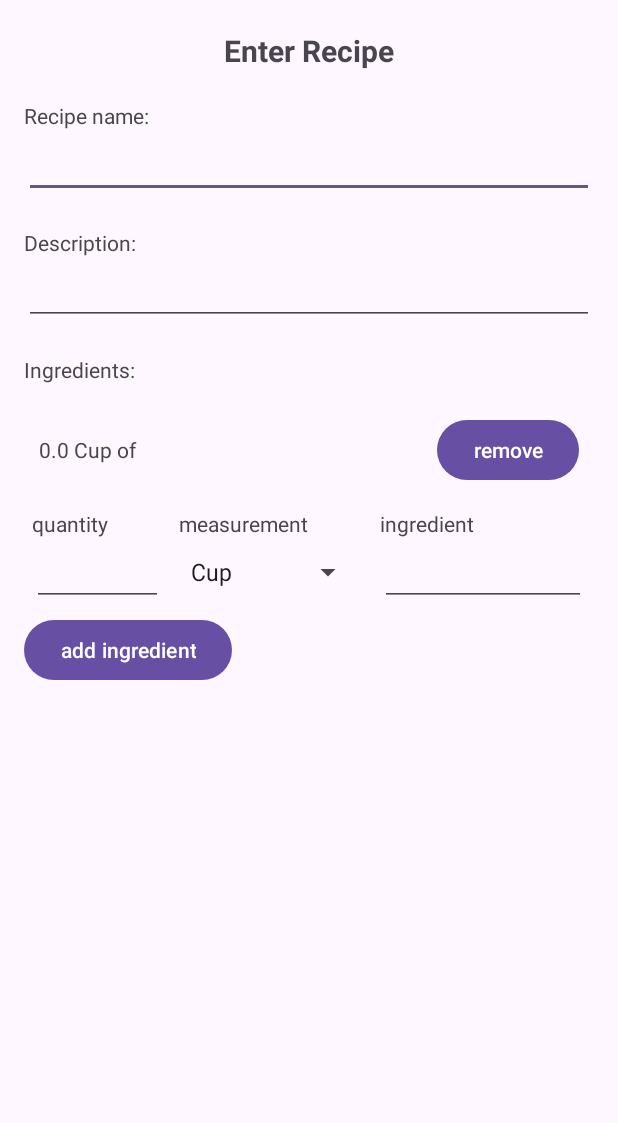
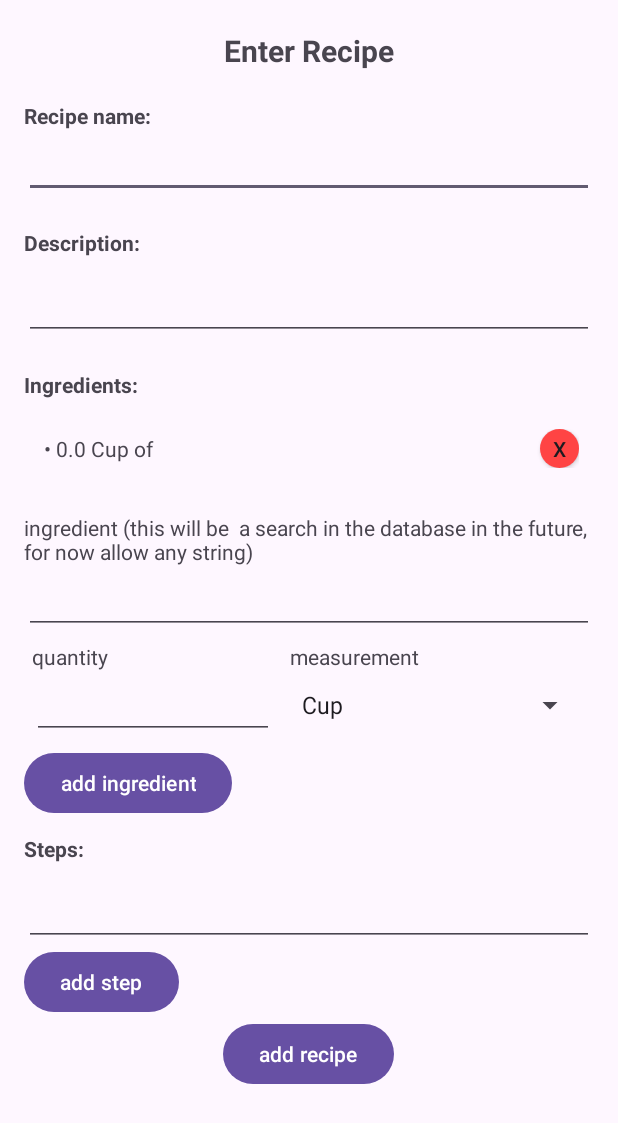
Before and after one commit to AidanMonk/LetsCook, an Android app: the screen it shows after launch (MainActivity), after a tap on "add ingredient", on a phone screen of 412 x 824 dp. Shown: the top 1123 px of the screen. Run offline under Robolectric (Android 15) with nearby library versions, the phone set to English and light mode, and no system bars; our stand-ins replace Firebase (no records; nobody signed in at launch, a user with empty details on screens opened directly); 1 statement that could not run was skipped.

Commit message:
Recipe creation is now functional, you can enter fields for a recipe and have it stored in the database
stuff left to do:
- change the ingredient editText to a searchbar that allows you to select an ingredient from the database

- add spinner for quantity to allow entering preselected fractions(1/2, 1/4, 3/4, etc.)

- Field validation

- tweaks and overall polish

```diff
--- a/app/src/main/java/com/example/letscook/MainActivity.java
+++ b/app/src/main/java/com/example/letscook/MainActivity.java
@@ -18,10 +18,10 @@ import java.util.Map;
 
 public class MainActivity extends AppCompatActivity {
 
-    EditText recipeNameET, recipeDescET, quantityET, ingredientET;
-    Button addIngredientBtn;
+    EditText recipeNameET, recipeDescET, quantityET, ingredientET, enterStepET;
+    Button addIngredientBtn, addStepBtn, addRecipeBtn;
     Spinner measurementSpinner;
-    RecyclerView ingredientsRecyclerView;
+    RecyclerView ingredientsRecyclerView, stepsRecyclerView;
 
     FirebaseDatabase db;
     DatabaseReference ref;
@@ -32,22 +32,25 @@ public class MainActivity extends AppCompatActivity {
         EdgeToEdge.enable(this);
         setContentView(R.layout.activity_main);
 
+        enterStepET = findViewById(R.id.enterStepET);
         recipeNameET = findViewById(R.id.recipeNameET);
         recipeDescET = findViewById(R.id.recipeDescET);
         quantityET = findViewById(R.id.quantityET);
         measurementSpinner = findViewById(R.id.measurementSpinner);
         ingredientET = findViewById(R.id.ingredientET);
         addIngredientBtn = findViewById(R.id.addIngredientBtn);
-        //populate spinner
+        addStepBtn = findViewById(R.id.addStepBtn);
+        ingredientsRecyclerView = findViewById(R.id.recipeIngredientsRV);
+        stepsRecyclerView = findViewById(R.id.recipeStepsRV);
+        addRecipeBtn = findViewById(R.id.addRecipeBtn);
+
+        //populate spinner with measurements
         measurementSpinner.setAdapter(new ArrayAdapter<>(this, android.R.layout.simple_spinner_item, Measurement.getMeasurementStrings()));
 
         List<RecipeIngredient> recipeIngredients = new ArrayList<>();
 
         RecipeIngredientAdapter recipeIngredientAdapter = new RecipeIngredientAdapter(this, recipeIngredients);
-        ingredientsRecyclerView = findViewById(R.id.recipeIngredientsRV);
         ingredientsRecyclerView.setLayoutManager(new LinearLayoutManager(this));
-        ingredientsRecyclerView.setAdapter(recipeIngredientAdapter);
-
         ingredientsRecyclerView.setAdapter(recipeIngredientAdapter);
 
         //add ingredient button
@@ -68,32 +71,45 @@ public class MainActivity extends AppCompatActivity {
             ingredientET.setText("");
         });
 
+        List<String> recipeSteps = new ArrayList<>();
 
+        RecipeStepsAdapter recipeStepsAdapter = new RecipeStepsAdapter(this, recipeSteps);
+        stepsRecyclerView.setLayoutManager(new LinearLayoutManager(this));
+        stepsRecyclerView.setAdapter(recipeStepsAdapter);
 
-        //testing Recipe
+        addStepBtn.setOnClickListener(v -> {
+            recipeSteps.add(enterStepET.getText().toString());
+            recipeStepsAdapter.notifyItemInserted(recipeSteps.size() - 1);
+            enterStepET.setText("");
+        });
 
-//        //initialize ingredients
-//        Map<String,Ingredient> ingredients = initializeIngredients();
-//
-//        //initialize ingredient quantities
-//        List<RecipeIngredient> recipeIngredients = new ArrayList<>();
-//        recipeIngredients.add(new RecipeIngredient(ingredients.get("flour"), 2, Measurement.Cups));
-//        recipeIngredients.add(new RecipeIngredient(ingredients.get("sugar"), 1, Measurement.Tablespoons));
-//        recipeIngredients.add(new RecipeIngredient(ingredients.get("salt"), 1, Measurement.Teaspoons));
-//
-//        //initialize recipe steps
-//        List<String> recipeSteps = new ArrayList<>();
-//        recipeSteps.add("add flour, sugar, and salt to a bowl");
-//        recipeSteps.add("mix");
-//        recipeSteps.add("enjoy");
-//
-//        //completed single recipe ex:
-//        Recipe recipe = new Recipe("bag o powder", "fred frickerton", "you're going to need a glass of water after this one", recipeIngredients, recipeSteps);
-//
-//        //add recipe to DB:
-//        db = FirebaseDatabase.getInstance();
-//        ref = db.getReference();
-//        ref.child("recipes").child(recipe.getName()).setValue(recipe);
+        addRecipeBtn.setOnClickListener(v -> {
+            //using dummy user for now
+            Recipe newrecipe = new Recipe(recipeNameET.getText().toString(), "dummy user", recipeDescET.getText().toString(), recipeIngredients, recipeSteps);
+
+            //add recipe to DB:
+            db = FirebaseDatabase.getInstance();
+            ref = db.getReference();
+            ref.child("recipes").child(newrecipe.getName()).setValue(newrecipe);
+
+            Toast.makeText(this, "Recipe added!", Toast.LENGTH_SHORT).show();
+
+            //clear fields:
+            ClearRecipeFields();
+            recipeSteps.clear();
+            recipeIngredients.clear();
+            recipeStepsAdapter.notifyDataSetChanged();
+            recipeIngredientAdapter.notifyDataSetChanged();
+        });
+    }
+
+    private void ClearRecipeFields() {
+        recipeNameET.setText("");
+        recipeDescET.setText("");
+        quantityET.setText("");
+        ingredientET.setText("");
+        enterStepET.setText("");
+        measurementSpinner.setSelection(0);
     }
 
     //temp class for testing, will want to initialize ingredients from a table in the database
--- a/app/src/main/java/com/example/letscook/RecipeIngredientAdapter.java
+++ b/app/src/main/java/com/example/letscook/RecipeIngredientAdapter.java
@@ -31,7 +31,7 @@ public class RecipeIngredientAdapter extends RecyclerView.Adapter<RecipeIngredie
 
     @Override
     public void onBindViewHolder(@NonNull RecipeIngredientViewHolder holder, int position) {
-        holder.recipeIngredientTV.setText(recipeIngredients.get(position).toString());
+        holder.recipeIngredientTV.setText(" • " + recipeIngredients.get(position).toString());
     }
 
     @Override
--- /dev/null
+++ b/app/src/main/java/com/example/letscook/RecipeStepsAdapter.java
@@ -0,0 +1,51 @@
+package com.example.letscook;
+
+import android.content.Context;
+import android.view.LayoutInflater;
+import android.view.View;
+import android.view.ViewGroup;
+import android.widget.TextView;
+
+import androidx.annotation.NonNull;
+import androidx.recyclerview.widget.RecyclerView;
+
+import java.util.List;
+
+public class RecipeStepsAdapter extends RecyclerView.Adapter<RecipeStepsAdapter.IngredientStepsViewHolder> {
+    Context context;
+    List<String> steps;
+
+    public RecipeStepsAdapter(Context context, List<String> steps) {
+        this.context = context;
+        this.steps = steps;
+    }
+
+    @NonNull
+    @Override
+    public RecipeStepsAdapter.IngredientStepsViewHolder onCreateViewHolder(@NonNull ViewGroup parent, int viewType) {
+        View view = LayoutInflater.from(parent.getContext()).inflate(R.layout.recipe_step_input, parent, false);
+        return new IngredientStepsViewHolder(view);
+    }
+
+    @Override
+    public void onBindViewHolder(@NonNull RecipeStepsAdapter.IngredientStepsViewHolder holder, int position) {
+        holder.stepNumberTV.setText(String.valueOf(position + 1) + ": ");
+        holder.recipeStepTV.setText(steps.get(position));
+    }
+
+    @Override
+    public int getItemCount() {
+        return steps.size();
+    }
+
+    public class IngredientStepsViewHolder extends RecyclerView.ViewHolder {
+        TextView recipeStepTV, stepNumberTV;
+
+        public IngredientStepsViewHolder(@NonNull View itemView) {
+            super(itemView);
+
+            recipeStepTV = itemView.findViewById(R.id.recipeStepTV);
+            stepNumberTV = itemView.findViewById(R.id.stepNumberTV);
+        }
+    }
+}
--- /dev/null
+++ b/app/src/main/res/drawable/red_circle_button_background.xml
@@ -0,0 +1,5 @@
+<!-- res/drawable/close_button_background.xml -->
+<shape xmlns:android="http://schemas.android.com/apk/res/android">
+    <solid android:color="@color/red" /> <!-- Change color as desired -->
+    <corners android:radius="13dp" /> <!-- Half of width/height for a circular shape -->
+</shape>
--- a/app/src/main/res/layout/activity_main.xml
+++ b/app/src/main/res/layout/activity_main.xml
@@ -1,24 +1,30 @@
 <?xml version="1.0" encoding="utf-8"?>
-<LinearLayout xmlns:android="http://schemas.android.com/apk/res/android"
+<ScrollView xmlns:android="http://schemas.android.com/apk/res/android"
+    android:layout_width="match_parent"
+    android:layout_height="match_parent">
+
+    <LinearLayout
         android:layout_width="match_parent"
         android:layout_height="match_parent"
+        android:orientation="vertical"
         android:paddingLeft="16dp"
-    android:paddingRight="16dp"
-    android:orientation="vertical" >
+        android:paddingRight="16dp">
 
         <TextView
             android:layout_width="match_parent"
             android:layout_height="wrap_content"
+            android:gravity="center"
+            android:padding="20dp"
             android:text="Enter Recipe"
-        android:textStyle="bold"
             android:textSize="20dp"
-        android:gravity="center"
-        android:padding="20dp"/>
+            android:textStyle="bold" />
 
         <TextView
             android:layout_width="match_parent"
             android:layout_height="wrap_content"
-            android:text="Recipe name:" />
+            android:text="Recipe name:"
+            android:textStyle="bold" />
+
         <EditText
             android:id="@+id/recipeNameET"
             android:layout_width="match_parent"
@@ -28,42 +34,60 @@
         <TextView
             android:layout_width="match_parent"
             android:layout_height="wrap_content"
-            android:text="Description:" />
+            android:layout_marginBottom="10dp"
+            android:text="Description:"
+            android:textStyle="bold" />
+
         <EditText
             android:id="@+id/recipeDescET"
             android:layout_width="match_parent"
             android:layout_height="wrap_content"
             android:layout_marginBottom="20dp" />
+
         <TextView
             android:layout_width="wrap_content"
             android:layout_height="wrap_content"
+            android:layout_marginBottom="10dp"
             android:text="Ingredients:"
-            android:layout_marginBottom="10dp"/>
+            android:textStyle="bold" />
 
         <!-- recipe ingredients -->
         <androidx.recyclerview.widget.RecyclerView
             android:id="@+id/recipeIngredientsRV"
             android:layout_width="match_parent"
-            android:layout_height="wrap_content"/>
+            android:layout_height="wrap_content"
+            android:layout_marginBottom="20dp" />
 
         <!-- ingredient input -->
+        <TextView
+            android:layout_width="wrap_content"
+            android:layout_height="wrap_content"
+            android:text="ingredient (this will be  a search in the database in the future, for now allow any string)"/>
+
+        <EditText
+            android:id="@+id/ingredientET"
+            android:layout_width="match_parent"
+            android:layout_height="wrap_content" />
+
+        <!-- measurement input -->
         <LinearLayout
-            android:orientation="horizontal"
             android:layout_width="match_parent"
-            android:layout_height="wrap_content">
+            android:layout_height="wrap_content"
+            android:orientation="horizontal">
 
             <!-- quantity-->
             <LinearLayout
                 android:layout_width="wrap_content"
                 android:layout_height="wrap_content"
-                android:orientation="vertical"
+                android:layout_margin="5dp"
                 android:layout_weight="1"
-                android:layout_margin="5dp">
+                android:orientation="vertical">
 
                 <TextView
                     android:layout_width="wrap_content"
                     android:layout_height="wrap_content"
-                    android:text="quantity"/>
+                    android:text="quantity" />
+
                 <EditText
                     android:id="@+id/quantityET"
                     android:layout_width="match_parent"
@@ -74,46 +98,58 @@
             <LinearLayout
                 android:layout_width="wrap_content"
                 android:layout_height="wrap_content"
-                android:orientation="vertical"
+                android:layout_margin="5dp"
                 android:layout_weight="1"
-                android:layout_margin="5dp">
+                android:orientation="vertical">
 
                 <TextView
                     android:layout_width="wrap_content"
                     android:layout_height="wrap_content"
-                    android:text="measurement"/>
+                    android:text="measurement" />
 
                 <Spinner
                     android:id="@+id/measurementSpinner"
                     android:layout_width="match_parent"
-                    android:layout_height="45dp"/>
+                    android:layout_height="45dp" />
 
             </LinearLayout>
-
-            <!-- ingredient-->
-            <LinearLayout
-                android:layout_width="wrap_content"
-                android:layout_height="wrap_content"
-                android:orientation="vertical"
-                android:layout_weight="2"
-                android:layout_margin="5dp">
-
-                <TextView
-                    android:layout_width="wrap_content"
-                    android:layout_height="wrap_content"
-                    android:text="ingredient"/>
-                <EditText
-                    android:id="@+id/ingredientET"
-                    android:layout_width="match_parent"
-                    android:layout_height="wrap_content" />
-            </LinearLayout>
-
         </LinearLayout>
 
         <Button
             android:id="@+id/addIngredientBtn"
             android:layout_width="wrap_content"
             android:layout_height="wrap_content"
-            android:text="add ingredient"/>
+            android:text="add ingredient" />
+
+        <TextView
+            android:layout_width="wrap_content"
+            android:layout_height="wrap_content"
+            android:text="Steps:"
+            android:textStyle="bold"
+            android:layout_marginVertical="10dp" />
+
+        <androidx.recyclerview.widget.RecyclerView
+            android:id="@+id/recipeStepsRV"
+            android:layout_width="match_parent"
+            android:layout_height="wrap_content" />
+
+        <EditText
+            android:id="@+id/enterStepET"
+            android:layout_width="match_parent"
+            android:layout_height="wrap_content" />
+
+        <Button
+            android:id="@+id/addStepBtn"
+            android:layout_width="wrap_content"
+            android:layout_height="wrap_content"
+            android:text="add step" />
+
+        <Button
+            android:id="@+id/addRecipeBtn"
+            android:layout_width="wrap_content"
+            android:layout_height="wrap_content"
+            android:text="add recipe"
+            android:layout_gravity="center" />
 
     </LinearLayout>
+</ScrollView>
--- a/app/src/main/res/layout/recipe_ingredient_input.xml
+++ b/app/src/main/res/layout/recipe_ingredient_input.xml
@@ -12,10 +12,13 @@
         android:layout_weight="1"
         android:text="[recipe ingredient]"/>
 
-    <Button
+    <androidx.appcompat.widget.AppCompatButton
         android:id="@+id/removeIngredientBtn"
-        android:layout_width="wrap_content"
-        android:layout_height="wrap_content"
-        android:text="remove"/>
+        android:layout_width="26dp"
+        android:layout_height="26dp"
+        android:background="@drawable/red_circle_button_background"
+        android:text="X"
+        />
+
 
 </LinearLayout>
--- a/app/src/main/res/values/colors.xml
+++ b/app/src/main/res/values/colors.xml
@@ -2,4 +2,5 @@
 <resources>
     <color name="black">#FF000000</color>
     <color name="white">#FFFFFF</color>
+    <color name="red">#FF4444</color>
 </resources>
```
Also changed, not shown: app/src/main/res/layout/recipe_step_input.xml (added, +19 -0 lines). Lines whose indentation alone changed are shown as unchanged.
